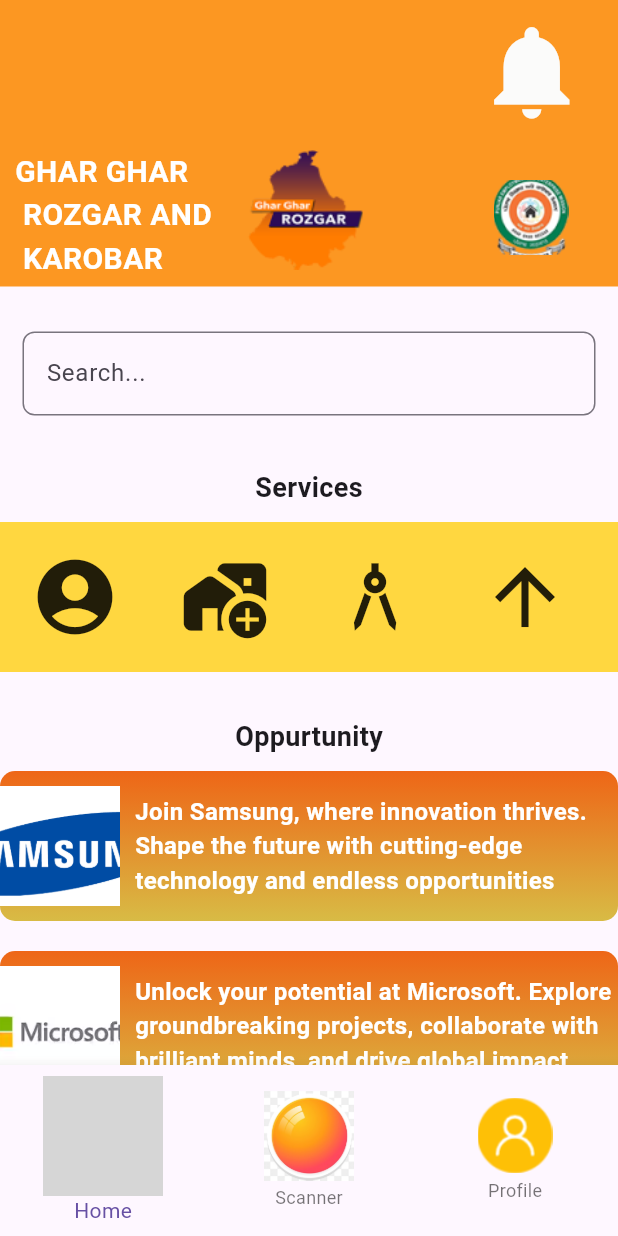
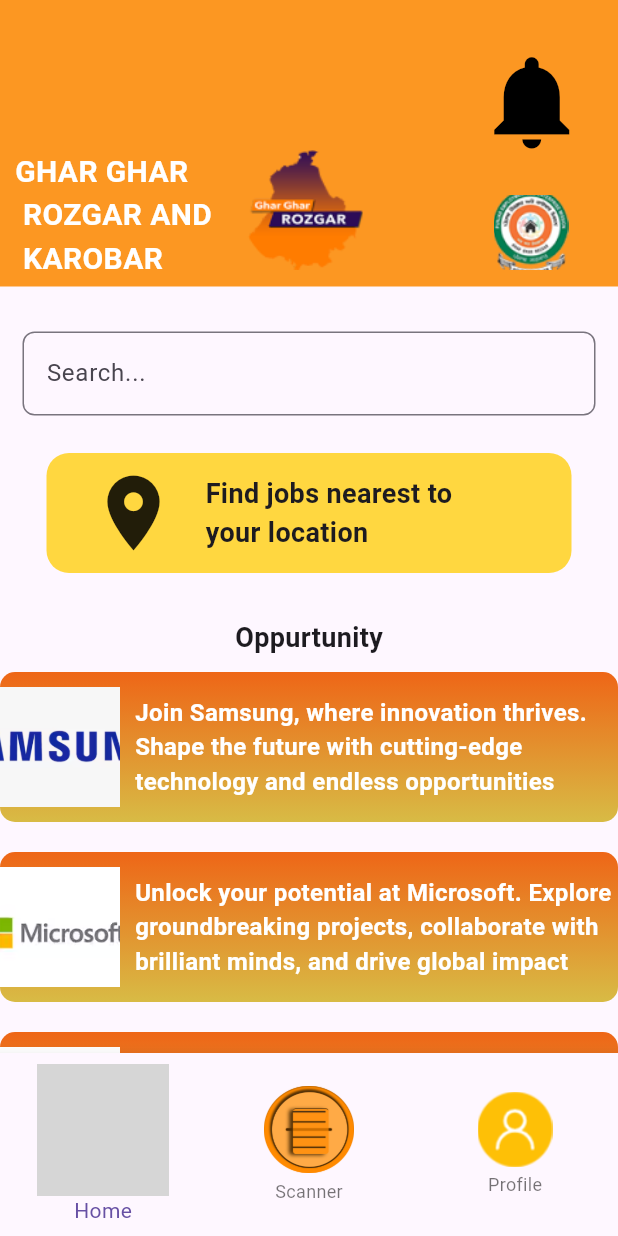
Before and after one commit to vishalsinghihs/pgrkam, a Flutter app: the HomePage screen opened directly, on a phone screen of 412 x 824 dp. Run offline on Flutter 3.47's test engine with Material 3 defaults, Android fonts, the phone set to English and light mode, and no system bars; our stand-ins replace camera, firebase_auth, firebase_core, firebase_messaging, fluttertoast, geolocator and 2 more; accounts and stored records are empty; grey boxes are pictures that could not be loaded.

Commit message:
HOME COMMIT

```diff
--- a/lib/screens/home_screen.dart
+++ b/lib/screens/home_screen.dart
@@ -1,4 +1,8 @@
 import 'package:flutter/material.dart';
+import 'package:pgrkam/screens/camera_view.dart';
+import 'package:pgrkam/screens/job_location.dart';
+import 'package:pgrkam/screens/notification.dart';
+import 'package:pgrkam/screens/profile_screen.dart';
 
 class HomePage extends StatefulWidget {
   const HomePage({Key? key}) : super(key: key);
@@ -20,15 +24,25 @@
               child: Stack(
                 children: [
                   Positioned(
-                    top: 10,
+                    top: 30,
                     right: 20,
-                    child: Icon(
+                    child: GestureDetector(
+                      onTap: () {
+                        // Navigate to the NotificationPage
+                        Navigator.push(
+                          context,
+                          MaterialPageRoute(
+                              builder: (context) => NotificationPage()),
+                        );
+                      },
+                      child: const Icon(
                         Icons.notifications,
-                      color: Color.fromARGB(255, 251, 251, 250),
+                        color: Color.fromARGB(255, 0, 0, 0),
                         size: 75,
                       ),
                     ),
-                  Positioned(
+                  ),
+                  const Positioned(
                     top: 100,
                     left: 10,
                     child: Text(
@@ -41,7 +55,7 @@
                     ),
                   ),
                   Positioned(
-                    top: 120,
+                    top: 130,
                     right: 33,
                     child: Image.asset(
                       'assets/images/imagelogo.png',
@@ -63,7 +77,7 @@
                 ],
               ),
             ),
-            SizedBox(height: 15),
+            const SizedBox(height: 15),
             Padding(
               padding: const EdgeInsets.all(15.0),
               child: SizedBox(
@@ -77,57 +91,47 @@
                 ),
               ),
             ),
-            SizedBox(height: 10),
-            Padding(
-              padding: const EdgeInsets.all(10.0),
-              child: Text(
-                "Services",
-                textAlign: TextAlign.left,
-                style: TextStyle(
-                  fontWeight: FontWeight.bold,
-                  fontSize: 18,
+            const SizedBox(height: 10),
+            InkWell(
+              onTap: () {
+                Navigator.push(context,
+                    MaterialPageRoute(builder: (context) => JobFinderScreen()));
+              },
+              child: Container(
+                width: 350,
+                height: 80,
+                decoration: BoxDecoration(
+                  color: Colors.amberAccent,
+                  borderRadius: BorderRadius.circular(15.0),
                 ),
-              ),
-            ),
-            Container(
-              height: 100,
-              color: Colors.amberAccent,
-              child: Row(
+                padding: const EdgeInsets.symmetric(horizontal: 20.0),
+                child: const Row(
                   children: [
                     Padding(
-                    padding: const EdgeInsets.all(20.0),
+                      padding: EdgeInsets.all(8.0),
                       child: Icon(
-                      Icons.account_circle,
+                        Icons.location_on,
                         size: 60,
                       ),
                     ),
                     Padding(
-                    padding: const EdgeInsets.all(20.0),
-                    child: Icon(
-                      Icons.add_home_work_rounded,
-                      size: 60,
+                      padding: EdgeInsets.all(10.0),
+                      child: Text(
+                        "Find jobs nearest to\nyour location",
+                        style: TextStyle(
+                          fontSize: 18,
+                          fontWeight: FontWeight.bold,
                         ),
-                  ),
-                  Padding(
-                    padding: const EdgeInsets.all(20.0),
-                    child: Icon(
-                      Icons.architecture_outlined,
-                      size: 60,
-                    ),
-                  ),
-                  Padding(
-                    padding: const EdgeInsets.all(20.0),
-                    child: Icon(
-                      Icons.arrow_upward,
-                      size: 60,
                       ),
                     ),
                   ],
                 ),
               ),
-            SizedBox(height: 20),
-            Padding(
-              padding: const EdgeInsets.all(10.0),
+            ),
+
+            const SizedBox(height: 20),
+            const Padding(
+              padding: EdgeInsets.all(10.0),
               child: Text(
                 "Oppurtunity",
                 textAlign: TextAlign.left,
@@ -137,18 +141,6 @@
                 ),
               ),
             ),
-            // Container(
-            //   height: 100,
-            //   decoration: BoxDecoration(
-            //     gradient: LinearGradient(
-            //       begin: Alignment.topCenter,
-            //       end: Alignment.bottomCenter,
-            //       colors: [
-            //         Color.fromARGB(255, 238, 102, 23),
-            //         Color.fromARGB(255, 216, 187, 69),
-            //       ],
-            //     ),
-            //   ),
 
             // ),
             Container(
@@ -156,7 +148,7 @@
               decoration: BoxDecoration(
                 borderRadius:
                     BorderRadius.circular(10), // Adjust the radius as needed
-                gradient: LinearGradient(
+                gradient: const LinearGradient(
                   begin: Alignment.topCenter,
                   end: Alignment.bottomCenter,
                   colors: [
@@ -171,18 +163,16 @@
                   Container(
                     width: 80,
                     height: 80,
-                    decoration: BoxDecoration(
+                    decoration: const BoxDecoration(
                       shape: BoxShape.rectangle,
                       image: DecorationImage(
-                        image: AssetImage(
-                            'assets/images/job1.png'), // Replace with the actual path
+                        image: AssetImage('assets/images/job1.png'),
                         fit: BoxFit.cover,
                       ),
                     ),
                   ),
-                  SizedBox(width: 10), // Adjust spacing between image and text
-                  // Text in the rest of the space
-                  Expanded(
+                  const SizedBox(width: 10),
+                  const Expanded(
                     child: Text(
                       'Join Samsung, where innovation thrives. Shape the future with cutting-edge technology and endless opportunities',
                       style: TextStyle(
@@ -196,13 +186,56 @@
               ),
             ),
 
-            SizedBox(height: 20),
+            const SizedBox(height: 20),
+            Container(
+              height: 100,
+              decoration: BoxDecoration(
+                borderRadius: BorderRadius.circular(10),
+                gradient: const LinearGradient(
+                  begin: Alignment.topCenter,
+                  end: Alignment.bottomCenter,
+                  colors: [
+                    Color.fromARGB(255, 238, 102, 23),
+                    Color.fromARGB(255, 216, 187, 69),
+                  ],
+                ),
+              ),
+              child: Row(
+                children: [
+                  Container(
+                    width: 80,
+                    height: 80,
+                    decoration: const BoxDecoration(
+                      shape: BoxShape.rectangle,
+                      image: DecorationImage(
+                        image: AssetImage(
+                            'assets/images/job2.png'), // Replace with the actual path
+                        fit: BoxFit.cover,
+                      ),
+                    ),
+                  ),
+                  const SizedBox(width: 10),
+                  const Expanded(
+                    child: Text(
+                      'Unlock your potential at Microsoft. Explore groundbreaking projects, collaborate with brilliant minds, and drive global impact',
+                      style: TextStyle(
+                        color: Colors.white,
+                        fontSize: 16,
+                        fontWeight: FontWeight.bold,
+                      ),
+                    ),
+                  ),
+                ],
+              ),
+            ),
+
+            const SizedBox(height: 20),
             Container(
               height: 100,
               decoration: BoxDecoration(
                 borderRadius:
                     BorderRadius.circular(10), // Adjust the radius as needed
-                gradient: LinearGradient(
+                gradient: const LinearGradient(
                   begin: Alignment.topCenter,
                   end: Alignment.bottomCenter,
                   colors: [
@@ -217,53 +250,7 @@
                   Container(
                     width: 80,
                     height: 80,
-                    decoration: BoxDecoration(
-                      shape: BoxShape.rectangle,
-                      image: DecorationImage(
-                        image: AssetImage(
-                            'assets/images/job2.png'), // Replace with the actual path
-                        fit: BoxFit.cover,
-                      ),
-                    ),
-                  ),
-                  SizedBox(width: 10), // Adjust spacing between image and text
-                  // Text in the rest of the space
-                  Expanded(
-                    child: Text(
-                      'Unlock your potential at Microsoft. Explore groundbreaking projects, collaborate with brilliant minds, and drive global impact',
-                      style: TextStyle(
-                        color: Colors.white,
-                        fontSize: 16,
-                        fontWeight: FontWeight.bold,
-                      ),
-                    ),
-                  ),
-                ],
-              ),
-            ),
-
-            SizedBox(height: 20),
-            Container(
-              height: 100,
-              decoration: BoxDecoration(
-                borderRadius:
-                    BorderRadius.circular(10), // Adjust the radius as needed
-                gradient: LinearGradient(
-                  begin: Alignment.topCenter,
-                  end: Alignment.bottomCenter,
-                  colors: [
-                    Color.fromARGB(255, 238, 102, 23),
-                    Color.fromARGB(255, 216, 187, 69),
-                  ],
-                ),
-              ),
-              child: Row(
-                children: [
-                  // Small image on the left side
-                  Container(
-                    width: 80,
-                    height: 80,
-                    decoration: BoxDecoration(
+                    decoration: const BoxDecoration(
                       shape: BoxShape.rectangle,
                       image: DecorationImage(
                         image: AssetImage(
@@ -272,9 +259,8 @@
                       ),
                     ),
                   ),
-                  SizedBox(width: 10), // Adjust spacing between image and text
-                  // Text in the rest of the space
-                  Expanded(
+                  const SizedBox(width: 10),
+                  const Expanded(
                     child: Text(
                       'Embark on a journey with Google. Innovate, collaborate, and shape the future of technology together.',
                       style: TextStyle(
@@ -293,26 +279,51 @@
       bottomNavigationBar: BottomNavigationBar(
         items: [
           BottomNavigationBarItem(
-            icon: Image.asset(
+            icon: GestureDetector(
+              onTap: () {
+                // Action for Home icon
+                print('Home icon pressed');
+              },
+              child: Image.asset(
                 'assets/images/icon1.png',
-              width: 80,
-              height: 80,
+                width: 88,
+                height: 88,
+              ),
             ),
             label: 'Home',
           ),
           BottomNavigationBarItem(
-            icon: Image.asset(
+            icon: GestureDetector(
+              onTap: () {
+                Navigator.push(
+                    context,
+                    MaterialPageRoute(
+                      builder: (context) => const CameraView(),
+                    ));
+              },
+              child: Image.asset(
                 'assets/images/icon2.png',
                 width: 60,
                 height: 60,
               ),
+            ),
             label: 'Scanner',
           ),
           BottomNavigationBarItem(
-            icon: Image.asset(
+            icon: GestureDetector(
+              onTap: () {
+                Navigator.push(
+                  context,
+                  MaterialPageRoute(
+                    builder: (context) => ProfileScreen(),
+                  ),
+                );
+              },
+              child: Image.asset(
                 'assets/images/icon3.png',
                 width: 50,
                 height: 50,
+              ),
             ),
             label: 'Profile',
           ),
--- a/lib/widgets/round_button.dart
+++ b/lib/widgets/round_button.dart
@@ -18,7 +18,7 @@
       onTap: onTap,
       child: Container(
         width: 500,
-        height: 35,
+        height: 45,
         decoration: BoxDecoration(
           color: Colors.amber,
           borderRadius: BorderRadius.circular(10),
```
Also changed, not shown: lib/controller/scan_controller.dart (added, +40 -0 lines), lib/firebase_services/firebase_api.dart (added, +10 -0 lines), lib/screens/auth/login_screen..dart (+13 -1 lines), lib/screens/camera_view.dart (added, +23 -0 lines), lib/screens/job_location.dart (added, +84 -0 lines), lib/screens/notification.dart (added, +67 -0 lines), lib/screens/profile_screen.dart (added, +67 -0 lines), pubspec.yaml (+7 -0 lines), assets/images/Component 7.png (added), assets/images/Screenshot 2023-12-18 002006.png (added), assets/images/icon2.png, assets/images/job1.png, assets/images/profile_image.png (added), assets/images/your_image.png, 2 more files, 6 other files. Lines whose indentation alone changed are shown as unchanged.
